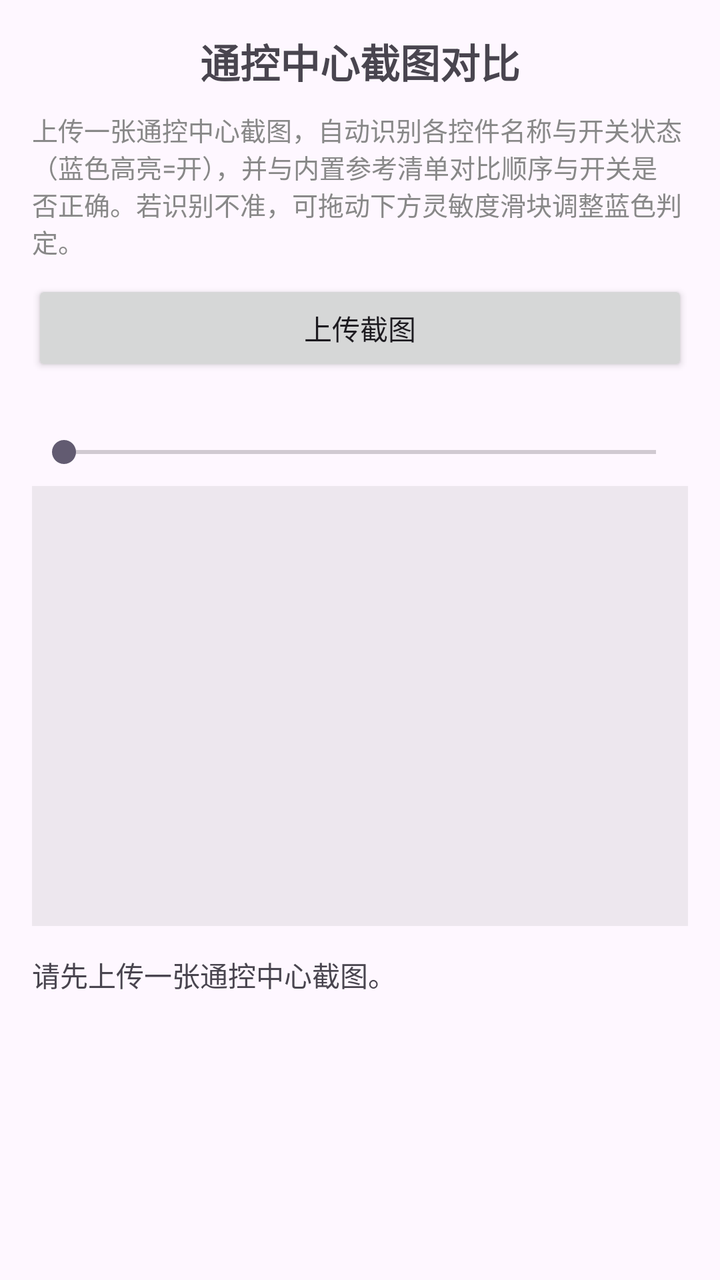
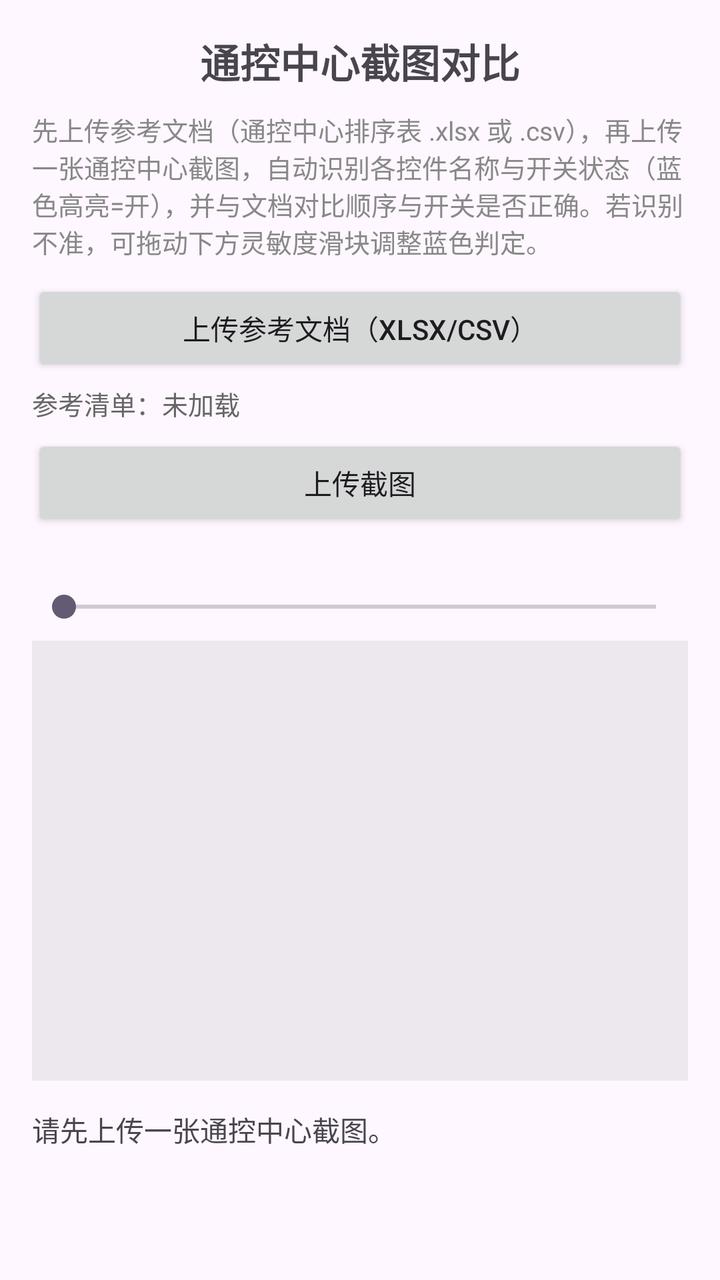

Before-and-after screenshots of an Android layout around one commit, followed by the original layout XML and the change that was made.
<!-- AndroidManifest.xml: application theme Theme.PowerDrainTest -->
<!-- res/layout/activity_comparison.xml -->
<?xml version="1.0" encoding="utf-8"?>
<ScrollView xmlns:android="http://schemas.android.com/apk/res/android"
    android:layout_width="match_parent"
    android:layout_height="match_parent"
    android:fillViewport="true"
    android:padding="16dp">

    <LinearLayout
        android:layout_width="match_parent"
        android:layout_height="wrap_content"
        android:orientation="vertical">

        <TextView
            android:layout_width="match_parent"
            android:layout_height="wrap_content"
            android:text="@string/cmp_title"
            android:textSize="20sp"
            android:textStyle="bold"
            android:gravity="center"
            android:paddingBottom="10dp" />

        <TextView
            android:layout_width="match_parent"
            android:layout_height="wrap_content"
            android:text="@string/cmp_hint"
            android:textSize="13sp"
            android:textColor="#888888"
            android:paddingBottom="10dp" />

        <Button
            android:id="@+id/btnPick"
            android:layout_width="match_parent"
            android:layout_height="wrap_content"
            android:text="@string/cmp_pick" />

        <TextView
            android:id="@+id/tvSensitivity"
            android:layout_width="match_parent"
            android:layout_height="wrap_content"
            android:paddingTop="10dp"
            android:textSize="14sp" />

        <SeekBar
            android:id="@+id/sbSensitivity"
            android:layout_width="match_parent"
            android:layout_height="wrap_content" />

        <ImageView
            android:id="@+id/ivPreview"
            android:layout_width="match_parent"
            android:layout_height="220dp"
            android:layout_marginTop="8dp"
            android:adjustViewBounds="true"
            android:background="#11000000"
            android:scaleType="fitCenter"
            android:contentDescription="@string/cmp_title" />

        <TextView
            android:id="@+id/tvResult"
            android:layout_width="match_parent"
            android:layout_height="wrap_content"
            android:paddingTop="14dp"
            android:textSize="14sp"
            android:textIsSelectable="true"
            android:text="@string/cmp_result_empty" />

    </LinearLayout>
</ScrollView>
<!-- resources referenced by this layout -->
<resources>
  <string name="cmp_hint">上传一张通控中心截图，自动识别各控件名称与开关状态（蓝色高亮=开），并与内置参考清单对比顺序与开关是否正确。若识别不准，可拖动下方灵敏度滑块调整蓝色判定。</string>
  <string name="cmp_pick">上传截图</string>
  <string name="cmp_result_empty">请先上传一张通控中心截图。</string>
  <string name="cmp_title">通控中心截图对比</string>
  <style name="Theme.PowerDrainTest" parent="Theme.Material3.DayNight.NoActionBar">
          <item name="android:statusBarColor" tools:targetApi="l">?attr/colorPrimaryVariant</item>
      </style>
</resources>

<!-- the commit's change to res/layout/activity_comparison.xml (unified diff, before → after) -->
@@ -26,6 +26,22 @@
             android:textSize="13sp"
             android:textColor="#888888"
             android:paddingBottom="10dp" />
+
+        <Button
+            android:id="@+id/btnPickDoc"
+            android:layout_width="match_parent"
+            android:layout_height="wrap_content"
+            android:text="@string/cmp_pick_doc" />
+
+        <TextView
+            android:id="@+id/tvRefStatus"
+            android:layout_width="match_parent"
+            android:layout_height="wrap_content"
+            android:paddingTop="4dp"
+            android:paddingBottom="6dp"
+            android:textSize="13sp"
+            android:textColor="#666666"
+            android:text="@string/cmp_ref_none" />
 
         <Button
             android:id="@+id/btnPick"
<!-- resource entries referenced after the edit -->
@@ -1,7 +1,9 @@
 <!-- resources referenced by this layout -->
 <resources>
-  <string name="cmp_hint">上传一张通控中心截图，自动识别各控件名称与开关状态（蓝色高亮=开），并与内置参考清单对比顺序与开关是否正确。若识别不准，可拖动下方灵敏度滑块调整蓝色判定。</string>
+  <string name="cmp_hint">先上传参考文档（通控中心排序表 .xlsx 或 .csv），再上传一张通控中心截图，自动识别各控件名称与开关状态（蓝色高亮=开），并与文档对比顺序与开关是否正确。若识别不准，可拖动下方灵敏度滑块调整蓝色判定。</string>
   <string name="cmp_pick">上传截图</string>
+  <string name="cmp_pick_doc">上传参考文档（xlsx/csv）</string>
+  <string name="cmp_ref_none">参考清单：未加载</string>
   <string name="cmp_result_empty">请先上传一张通控中心截图。</string>
   <string name="cmp_title">通控中心截图对比</string>
   <style name="Theme.PowerDrainTest" parent="Theme.Material3.DayNight.NoActionBar">
